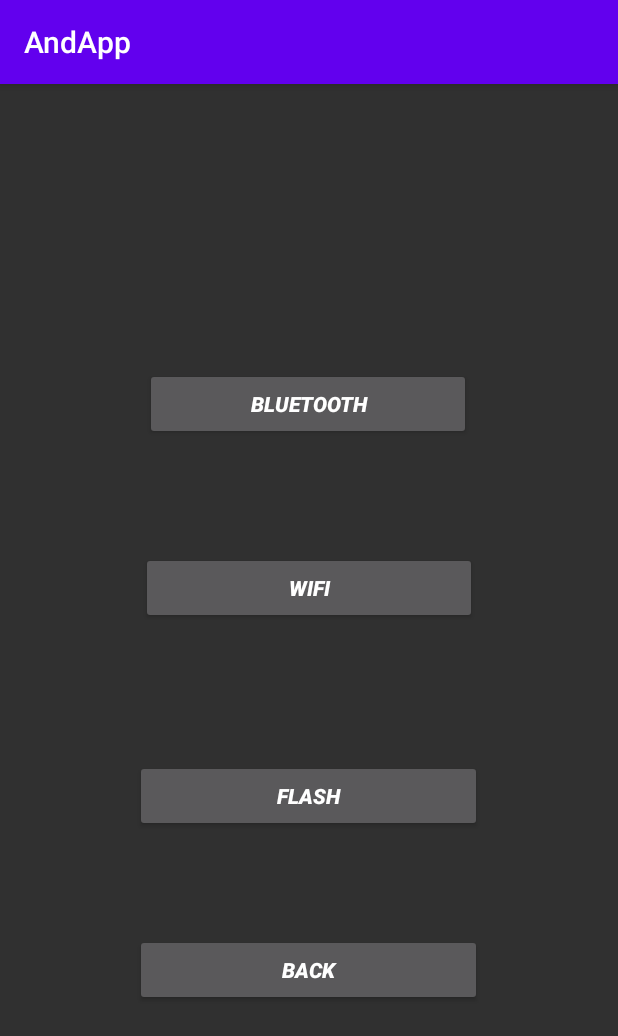
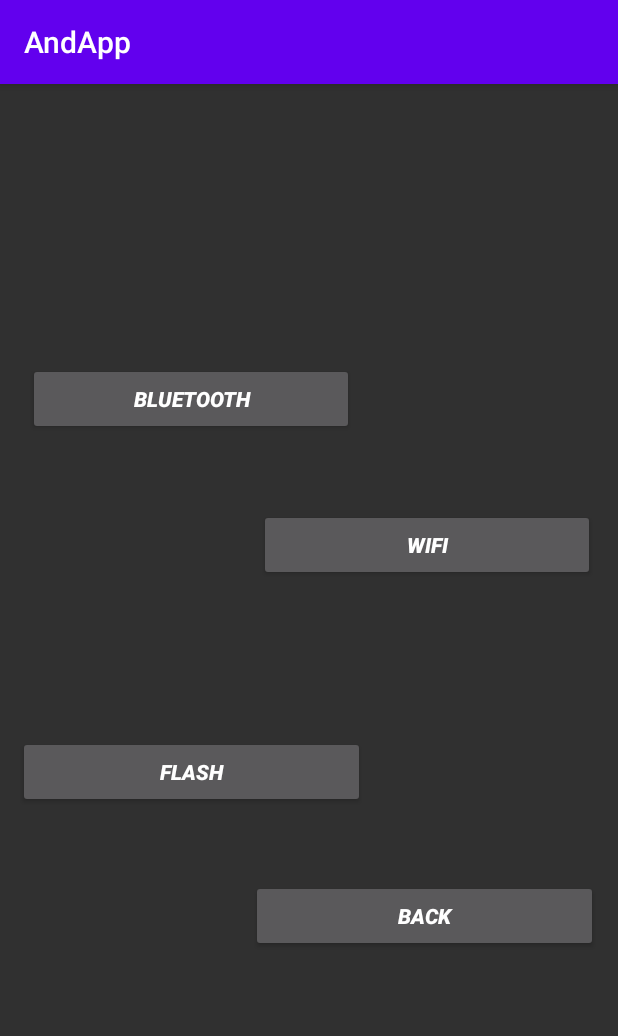
Before and after one commit to MeAdarshMishra/AndApp, an Android app: the AccelerometerSensor screen opened directly, with no data from a screen before it, on a phone screen of 412 x 824 dp. Shown: the top 1036 px of the screen. Run offline under Robolectric (Android 15) with nearby library versions, the phone set to English and light mode, and no system bars.

Commit message:
Android Application

```diff
--- a/app/src/main/java/com/example/andapp/AccelerometerWifi.java
+++ b/app/src/main/java/com/example/andapp/AccelerometerWifi.java
@@ -24,8 +24,9 @@ public class AccelerometerWifi extends AppCompatActivity implements SensorEventL
         setContentView(R.layout.activity_accelerometer_wifi);
         back = findViewById(R.id.awifiback);
         wifiManager = (WifiManager) getApplicationContext().getSystemService(WIFI_SERVICE);
+        sensorManager = (SensorManager) getSystemService(SENSOR_SERVICE);
+        sensorManager.registerListener(this, sensor, SensorManager.SENSOR_DELAY_NORMAL);
         sensor = sensorManager.getDefaultSensor(Sensor.TYPE_ACCELEROMETER);
-        sensorManager.registerListener(this, sensor, SensorManager.SENSOR_DELAY_NORMAL);
         back.setOnClickListener(new View.OnClickListener() {
             @Override
             public void onClick(View v) {
--- a/app/src/main/java/com/example/andapp/OfflineLogin.java
+++ b/app/src/main/java/com/example/andapp/OfflineLogin.java
@@ -55,7 +55,7 @@ public class OfflineLogin extends AppCompatActivity {
 
                     if (cursor.getCount() > 0) {
                         Toast.makeText(OfflineLogin.this, "Successfully Login", Toast.LENGTH_SHORT).show();
-                        Intent intent = new Intent(OfflineLogin.this, AccelerometerSensor.class);
+                        Intent intent = new Intent(OfflineLogin.this, AllApp.class);
                         startActivity(intent);
                         finish();
                     } else {
--- a/app/src/main/res/layout/activity_accelerometer_sensor.xml
+++ b/app/src/main/res/layout/activity_accelerometer_sensor.xml
@@ -12,21 +12,21 @@
         android:layout_alignParentTop="true"
         android:layout_alignParentEnd="true"
         android:layout_centerHorizontal="true"
-        android:layout_marginTop="189dp"
-        android:layout_marginEnd="98dp"
+        android:layout_marginTop="186dp"
+        android:layout_marginEnd="176dp"
         android:text="Bluetooth"
         android:textAlignment="center"
         android:textSize="14sp"
-        android:textStyle="bold|italic"
-         />
+        android:textStyle="bold|italic" />
 
     <Button
         android:id="@+id/awifi"
         android:layout_width="224dp"
         android:layout_height="wrap_content"
         android:layout_alignParentTop="true"
-        android:layout_centerHorizontal="true"
-        android:layout_marginTop="312dp"
+        android:layout_alignParentEnd="true"
+        android:layout_marginTop="283dp"
+        android:layout_marginEnd="15dp"
         android:text="Wifi"
         android:textAlignment="center"
         android:textStyle="bold|italic" />
@@ -35,9 +35,10 @@
         android:id="@+id/aflash"
         android:layout_width="231dp"
         android:layout_height="wrap_content"
+        android:layout_alignParentStart="true"
         android:layout_alignParentBottom="true"
-        android:layout_centerHorizontal="true"
-        android:layout_marginBottom="269dp"
+        android:layout_marginStart="12dp"
+        android:layout_marginBottom="285dp"
         android:text="Flash"
         android:textAlignment="center"
         android:textStyle="bold|italic" />
@@ -46,9 +47,10 @@
         android:id="@+id/sensorback"
         android:layout_width="231dp"
         android:layout_height="wrap_content"
+        android:layout_alignParentEnd="true"
         android:layout_alignParentBottom="true"
-        android:layout_centerHorizontal="true"
-        android:layout_marginBottom="153dp"
+        android:layout_marginEnd="13dp"
+        android:layout_marginBottom="189dp"
         android:text="Back"
         android:textAlignment="center"
         android:textStyle="bold|italic" />
```
Also changed, not shown: app/src/main/res/layout/activity_accelerometer_wifi.xml (+4 -11 lines).
